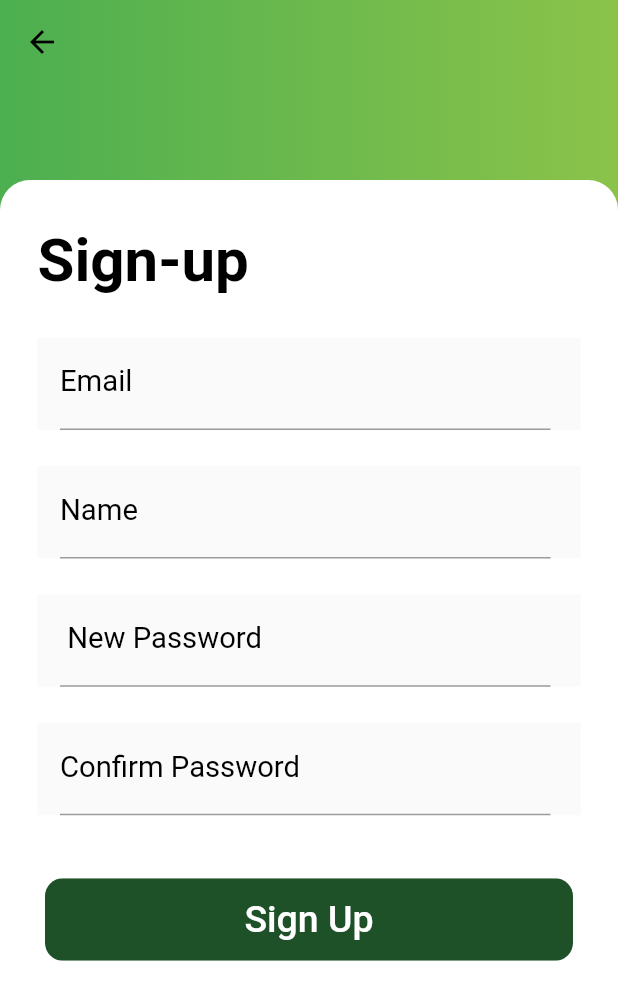
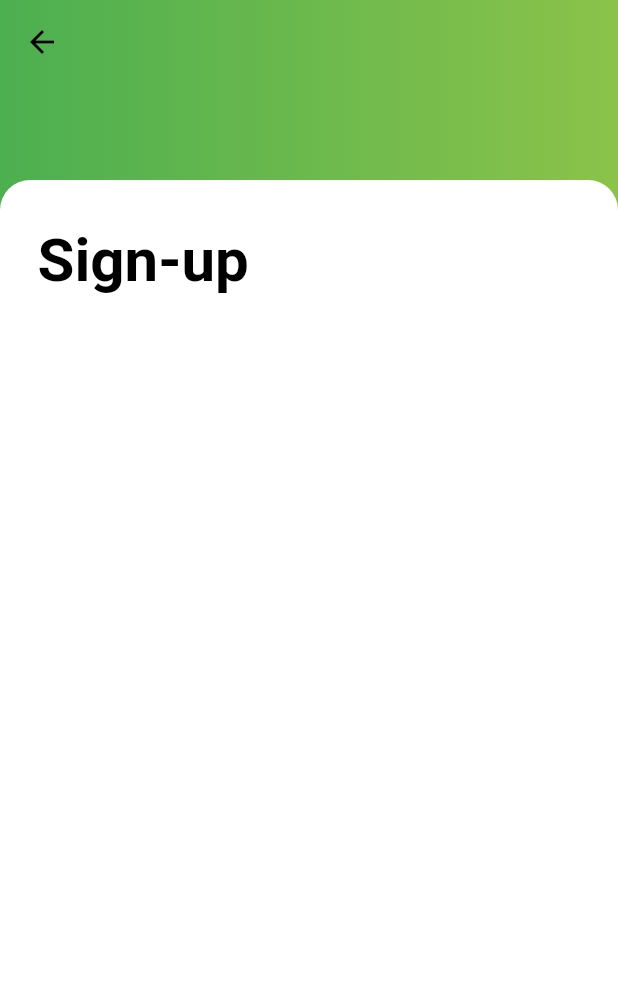
Before and after one commit to AnhTan1420/AppKeyboardShop, a Flutter app: the SignUpScreen screen opened by its route, on a phone screen of 412 x 824 dp. Shown: the top 1000 px of the screen. Run offline on Flutter 3.47's test engine with Material 2 defaults, Android fonts, the light colour scheme and no system bars; our stand-ins replace get; Roboto replaces fonts that are missing (Lat).

Commit message:
[trongson] remove signup_screen

```diff
--- a/lib/screens/signup_screen.dart
+++ b/lib/screens/signup_screen.dart
@@ -22,17 +22,15 @@ class _SignUpScreenState extends State<SignUpScreen> {
     final screenHeight = MediaQuery.of(context).size.height;
     return Scaffold(
       extendBodyBehindAppBar: true,
-
       appBar: AppBar(
         backgroundColor: Colors.transparent,
         elevation: 0.0,
         //centerTitle: true,
         leading: InkWell(
           onTap: () {
-            Navigator.of(context)
-                .pushReplacementNamed(LoginScreen.routeName);
+            Navigator.of(context).pushReplacementNamed(LoginScreen.routeName);
           },
-          child:  Icon(
+          child: Icon(
             Icons.arrow_back,
             color: Colors.black,
           ),
@@ -84,86 +82,6 @@ class _SignUpScreenState extends State<SignUpScreen> {
                       ),
                       // SingleChildScrollView(
                       //   scrollDirection: Axis.vertical,
-                      Form(
-                          key: _formKey,
-                          child: Column(
-                            children: [
-                              InputTextWidget(
-                                  controller: _emailController,
-                                  labelText: "Email",
-                                  hintText: "Your email",
-                                  obscureText: false,
-                                  keyboardType: TextInputType.emailAddress),
-                              const SizedBox(
-                                height: 12.0,
-                              ),
-                              InputTextWidget(
-                                  controller: _name,
-                                  labelText: "Name",
-                                  hintText: "Enter your name",
-                                  obscureText: true,
-                                  keyboardType: TextInputType.text),
-                              const SizedBox(
-                                height: 12.0,
-                              ),
-                              InputTextWidget(
-                                  controller: _pass,
-                                  labelText: " New Password",
-                                  hintText: "Enter your password",
-                                  obscureText: true,
-                                  keyboardType: TextInputType.text),
-                              const SizedBox(
-                                height: 12.0,
-                              ),
-                              InputTextWidget(
-                                  controller: _confirmPass,
-                                  labelText: "Confirm Password",
-                                  hintText: "Confirm the password",
-                                  obscureText: true,
-                                  keyboardType: TextInputType.text),
-                              const SizedBox(
-                                height: 30.0,
-                              ),
-                              Container(
-                                height: 55.0,
-                                child: ElevatedButton(
-                                  onPressed: () async {
-                                    if (_formKey.currentState!.validate()) {
-                                      print("Sign up tapping");
-                                    }
-                                    //Get.to(ChoiceScreen());
-                                  },
-                                  style: ElevatedButton.styleFrom(
-                                    primary: Colors.white,
-                                    elevation: 0.0,
-                                    minimumSize: Size(screenWidth, 150),
-                                    padding:
-                                    EdgeInsets.symmetric(horizontal: 30),
-                                    shape: const RoundedRectangleBorder(
-                                      borderRadius:
-                                      BorderRadius.all(Radius.circular(0)),
-                                    ),
-                                  ),
-                                  child: Ink(
-                                    decoration: BoxDecoration(
-                                        color: const Color(
-                                            0xff1E5128), // Color(0xffF05945),
-                                        borderRadius:
-                                        BorderRadius.circular(12.0)),
-                                    child: Container(
-                                      alignment: Alignment.center,
-                                      child: const Text(
-                                        "Sign Up",
-                                        textAlign: TextAlign.center,
-                                        style: TextStyle(
-                                            color: Colors.white, fontSize: 25),
-                                      ),
-                                    ),
-                                  ),
-                                ),
-                              ),
-                            ],
-                          )),
                       // ),
                     ],
                   ),
```
Lines whose indentation alone changed are shown as unchanged.
